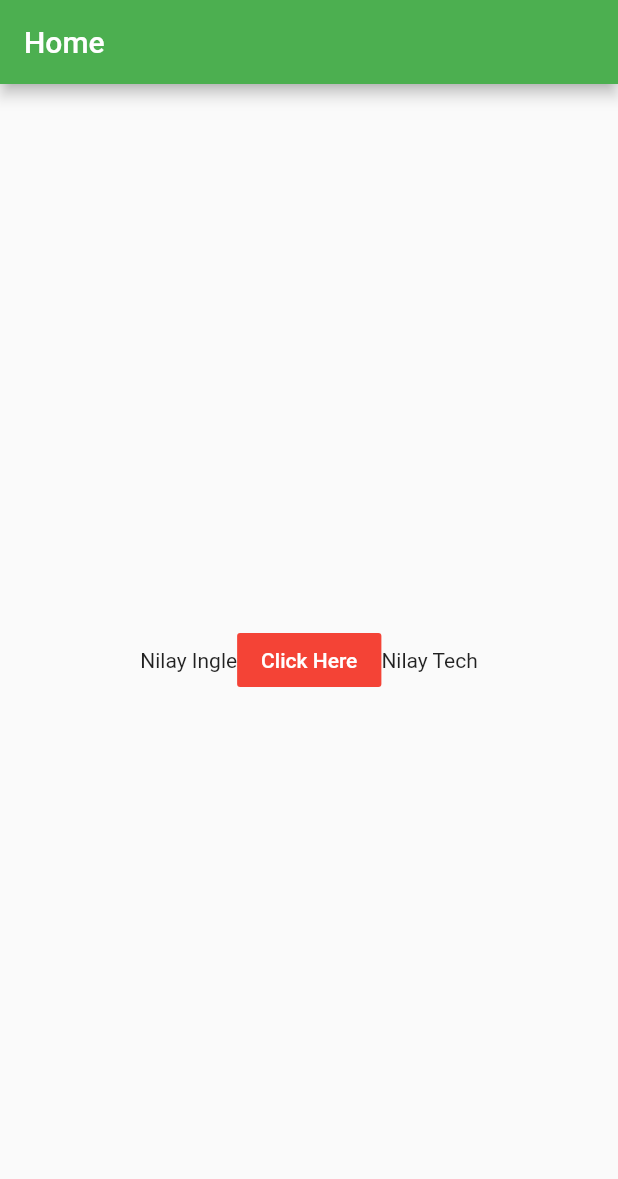
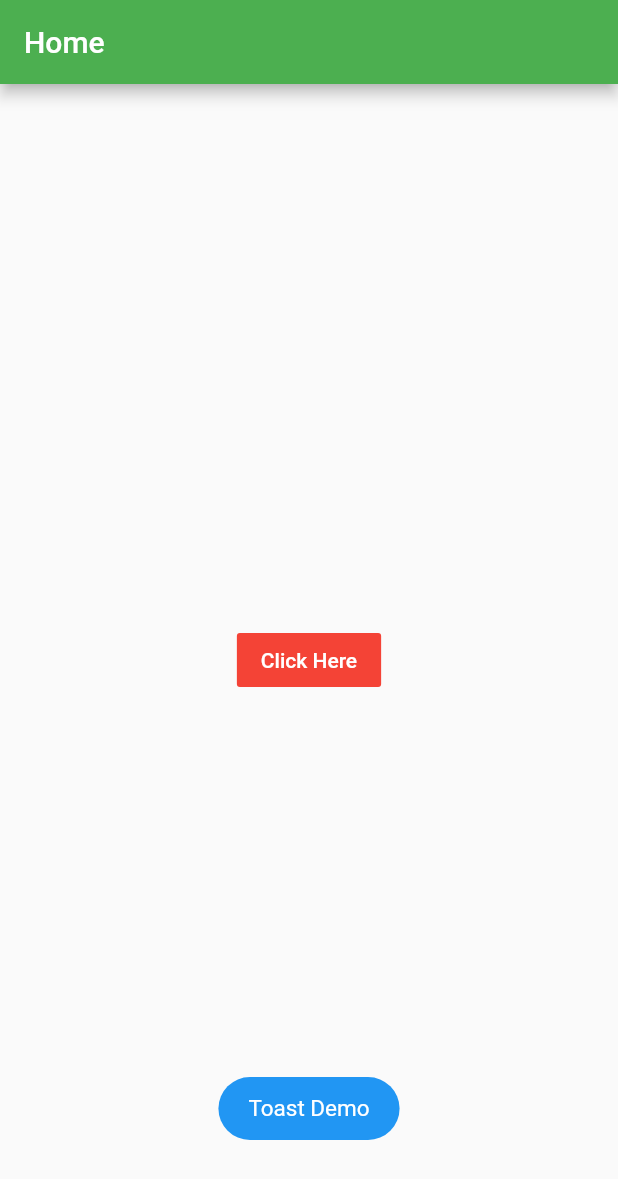
Before and after one commit to nilayingle/FlutterApp, a Flutter app: the screen it shows after launch, after a tap on "Click Here", on a phone screen of 412 x 824 dp. Shown: the top 1179 px of the screen. Run offline on Flutter 3.47's test engine with Material 2 defaults, Android fonts, the phone set to English and light mode, and no system bars; our stand-ins replace toast.

Commit message:
Added toast and StatefulWidget

```diff
--- a/lib/main.dart
+++ b/lib/main.dart
@@ -1,4 +1,5 @@
 import 'package:flutter/material.dart';
+import 'package:toast/toast.dart';
 
 void main() => runApp(MyApp());
 
@@ -12,7 +13,12 @@ class MyApp extends StatelessWidget {
   }
 }
 
-class MyHome extends StatelessWidget {
+class MyHome extends StatefulWidget {
+  @override
+  _MyHomeState createState() => _MyHomeState();
+}
+
+class _MyHomeState extends State<MyHome> {
   @override
   Widget build(BuildContext context) {
     return Scaffold(
@@ -24,15 +30,21 @@ class MyHome extends StatelessWidget {
         child: Row(
           mainAxisAlignment: MainAxisAlignment.center,
           children: <Widget>[
-            Text('Nilay Ingle'),
             FlatButton(
               child: Text('Click Here'),
-              onPressed: () => print('Button pressed'),
+              onPressed: () => Toast.show(
+                'Toast Demo',
+                context,
+                duration: Toast.LENGTH_LONG,
+                gravity: Toast.BOTTOM,
+                backgroundColor: Colors.blue,
+                textColor: Colors.white,
+              ),
               color: Colors.red,
               textColor: Colors.white,
-              ),
-            Text('Nilay Tech')
-          ],),
+            ),
+          ],
+        ),
       ),
     );
   }
--- a/pubspec.yaml
+++ b/pubspec.yaml
@@ -28,6 +28,7 @@ dependencies:
   # The following adds the Cupertino Icons font to your application.
   # Use with the CupertinoIcons class for iOS style icons.
   cupertino_icons: ^0.1.3
+  toast: ^0.1.5
 
 dev_dependencies:
   flutter_test:
```
Also changed, not shown: pubspec.lock.
